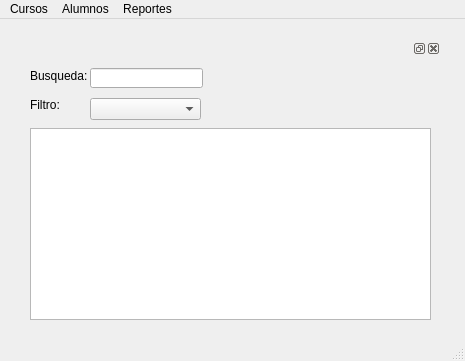
Before: the Qt Designer form SistemaCrece/ui/Cursos.ui in DForsaken/SistemaInformacionCrece, drawn with Qt 5.
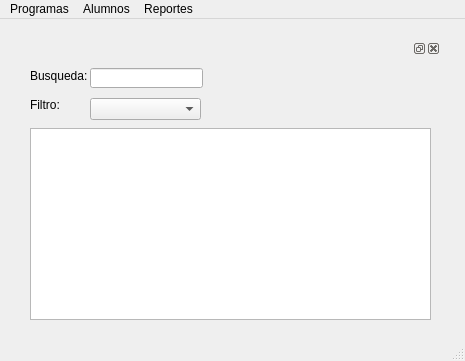
After: the same form once the commit is applied.

```diff
--- a/SistemaCrece/ui/Cursos.ui
+++ b/SistemaCrece/ui/Cursos.ui
@@ -100,7 +100,7 @@
    </property>
    <widget class="QMenu" name="menuCursos">
     <property name="title">
-     <string>Cursos</string>
+     <string>Programas</string>
     </property>
     <widget class="QMenu" name="menuVer">
      <property name="title">
```
Left out of the diff: 172 changed lines with no effect on the pictures.
